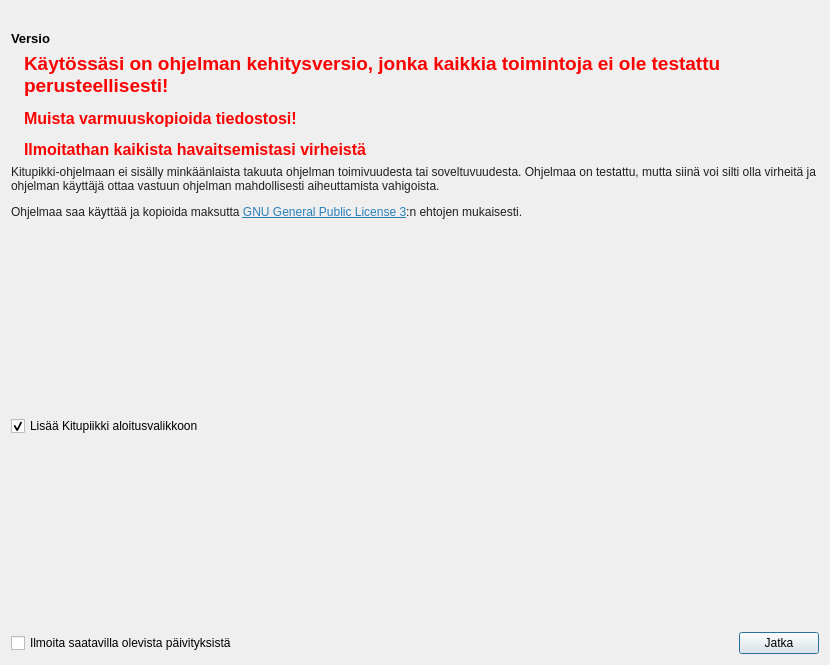
artoh/kitupiikki, file kitupiikki/aloitussivu/tervetuloa.ui: the form before one commit.
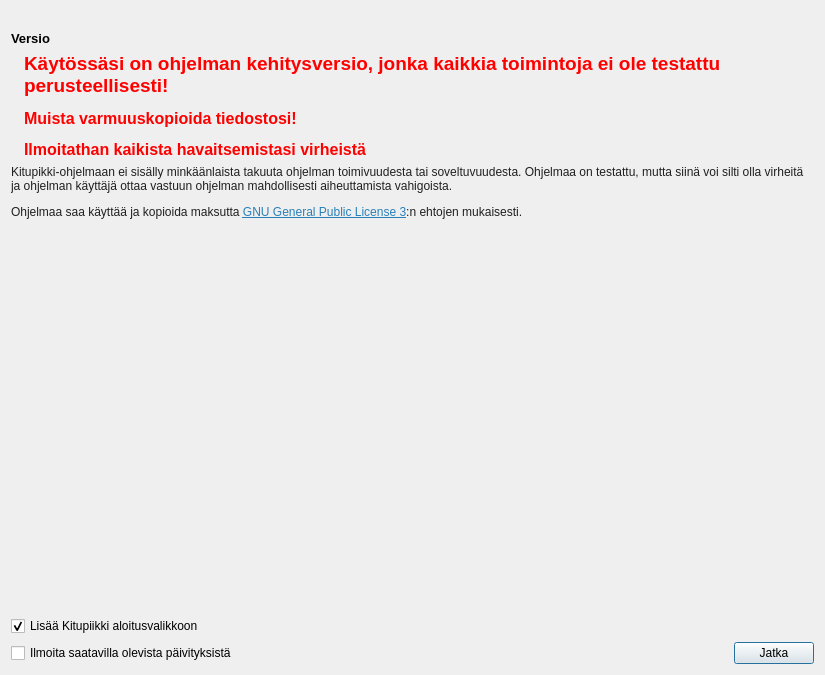
The form after the commit. Icons and pictures are not drawn.

Commit message: Aloitusdlg:n leiska

```diff
--- a/kitupiikki/aloitussivu/tervetuloa.ui
+++ b/kitupiikki/aloitussivu/tervetuloa.ui
@@ -6,8 +6,8 @@
    <rect>
     <x>0</x>
     <y>0</y>
-    <width>830</width>
-    <height>665</height>
+    <width>825</width>
+    <height>675</height>
    </rect>
   </property>
   <property name="windowTitle">
@@ -115,19 +115,6 @@
      </property>
     </widget>
    </item>
-   <item>
-    <spacer name="verticalSpacer">
-     <property name="orientation">
-      <enum>Qt::Vertical</enum>
-     </property>
-     <property name="sizeHint" stdset="0">
-      <size>
-       <width>20</width>
-       <height>48</height>
-      </size>
-     </property>
-    </spacer>
-   </item>
    <item>
     <layout class="QHBoxLayout" name="horizontalLayout">
      <item>
```
Left out of the diff: 2 changed lines with no effect on the pictures.
